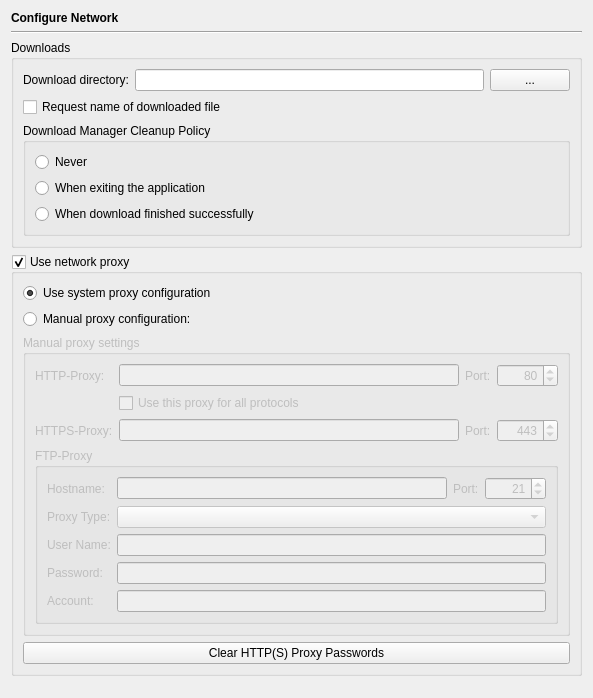
testmana2/test, file Preferences/ConfigurationPages/NetworkPage.ui: the form before one commit.
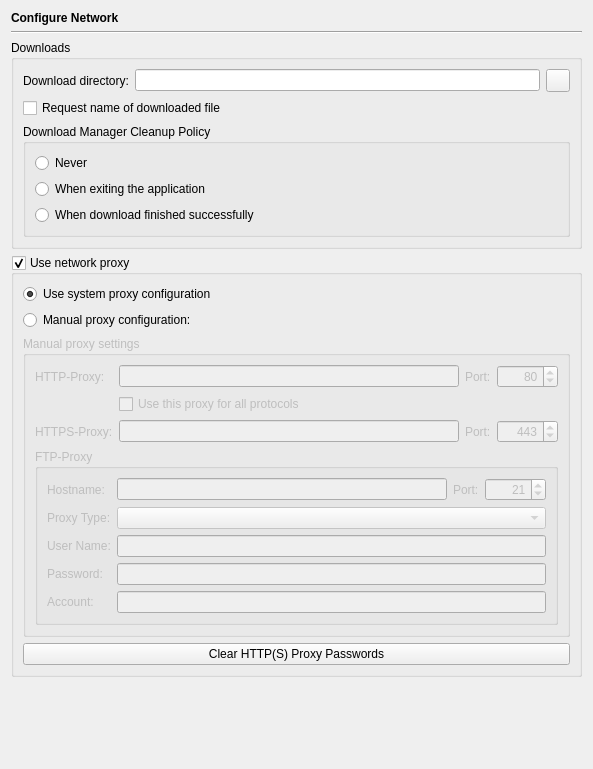
The form after the commit.

Commit message: Changed all the file or directory selection buttons to QToolButton and gave them an icon.

Patch:
```diff
--- a/Preferences/ConfigurationPages/NetworkPage.ui
+++ b/Preferences/ConfigurationPages/NetworkPage.ui
@@ -6,8 +6,8 @@
    <rect>
     <x>0</x>
     <y>0</y>
-    <width>589</width>
-    <height>698</height>
+    <width>591</width>
+    <height>769</height>
    </rect>
   </property>
   <layout class="QVBoxLayout" name="verticalLayout_4">
@@ -54,13 +54,10 @@
          </widget>
         </item>
         <item>
-         <widget class="QPushButton" name="downloadDirButton">
+         <widget class="QToolButton" name="downloadDirButton">
           <property name="toolTip">
            <string>Select the download directory via a directory selection dialog</string>
           </property>
-          <property name="text">
-           <string>...</string>
-          </property>
          </widget>
         </item>
        </layout>
```
The commit also changes 127 other files.
